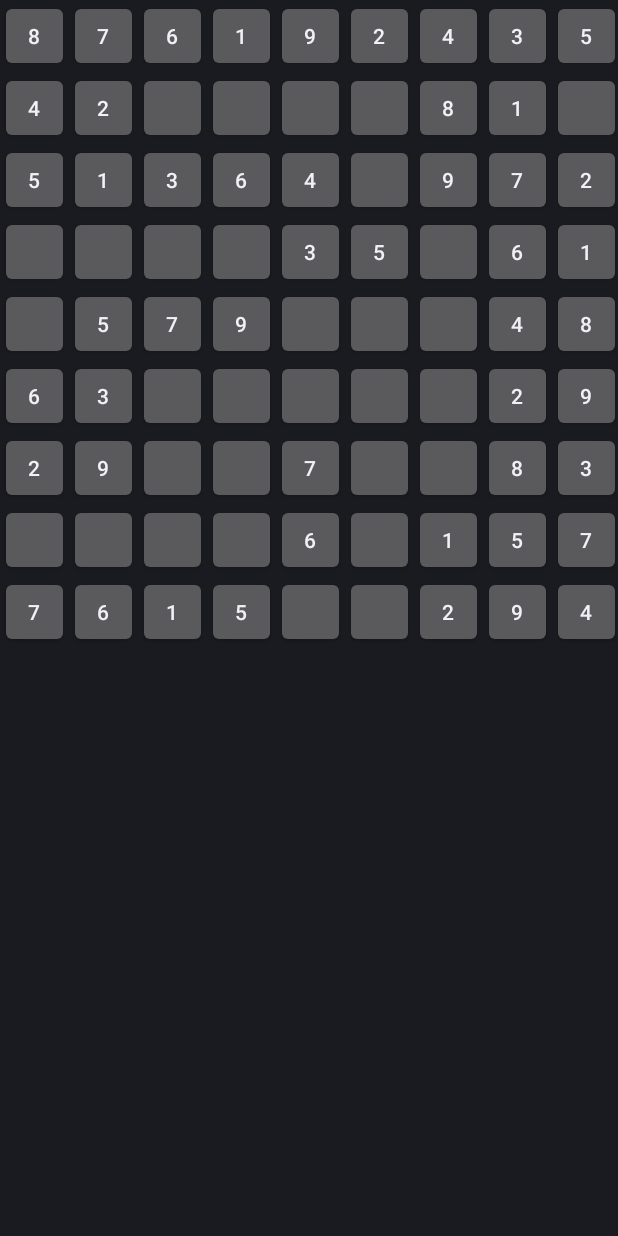
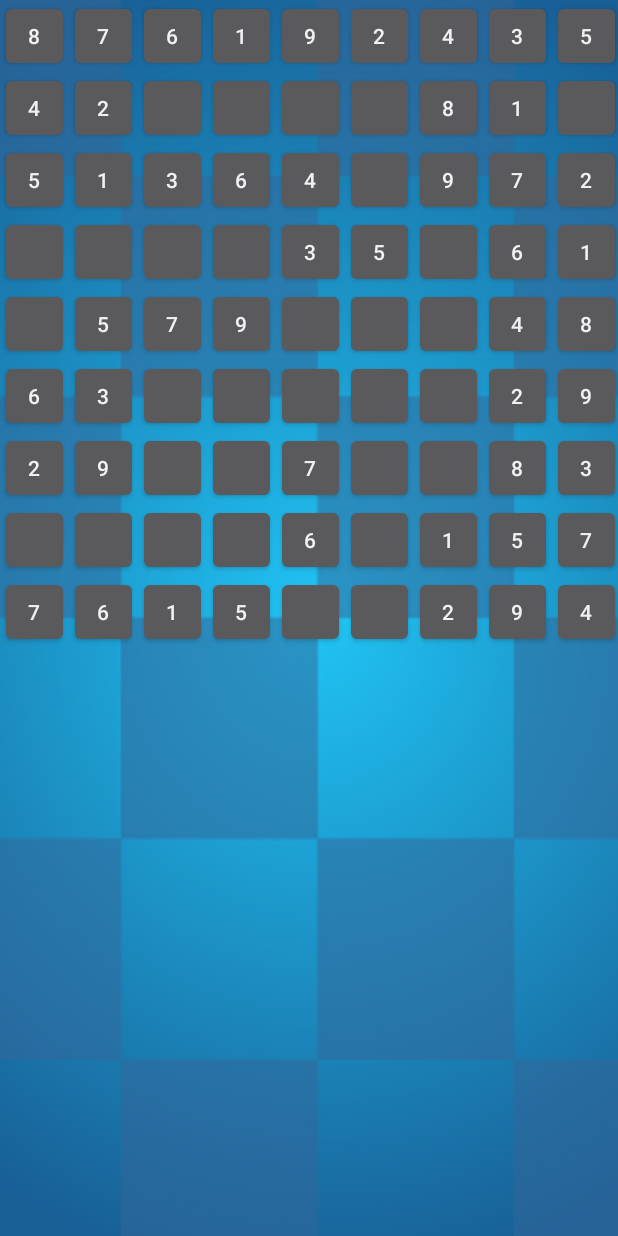
Before and after one commit to darango401/juego2, an Android app: the Nivel1Activity screen opened directly, with no data from a screen before it, on a phone screen of 412 x 824 dp. Run offline under Robolectric (Android 15) with nearby library versions, the phone set to English and light mode, and no system bars.

Commit message:
Nivel 1, V2

```diff
--- a/app/src/main/java/com/example/sudoku_app/Nivel1Activity.java
+++ b/app/src/main/java/com/example/sudoku_app/Nivel1Activity.java
@@ -131,6 +131,7 @@ public class Nivel1Activity extends Activity {
         linearLayout.addView(tl);
         linearLayout.addView(tv);
         linearLayout.setOrientation(LinearLayout.VERTICAL);
+        linearLayout.setBackgroundResource(R.drawable.background);
         setContentView(linearLayout);
 
     }
```
